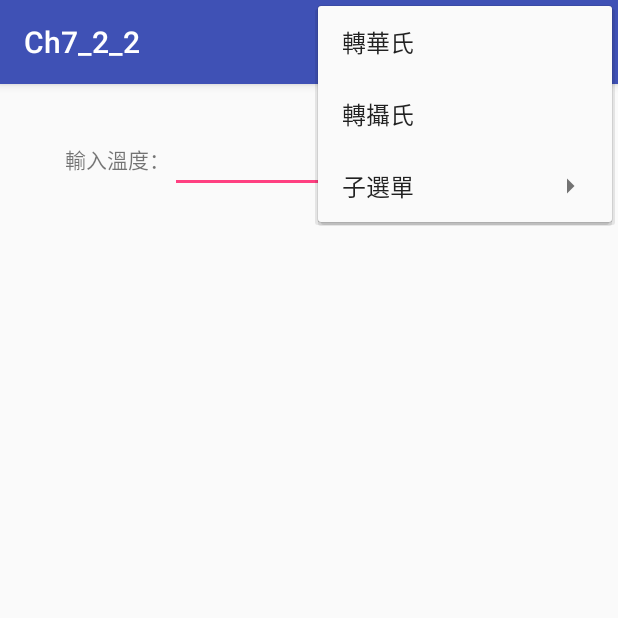
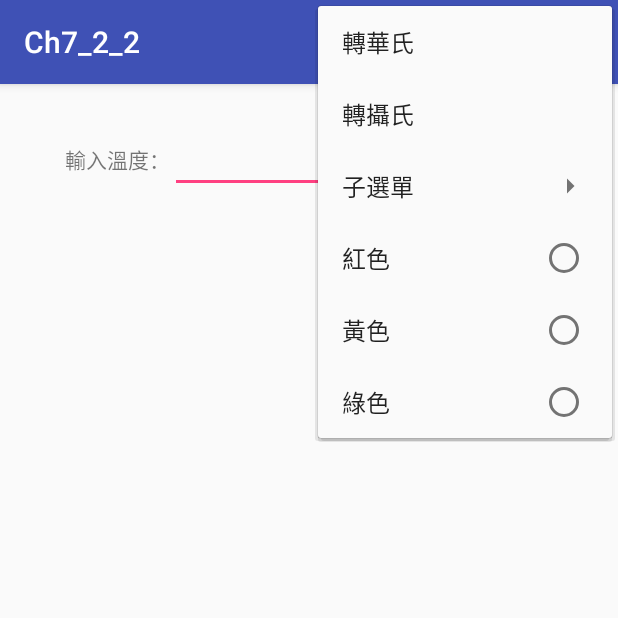
Before and after one commit to 2018Android/Ch7_2_2, an Android app: the screen it shows after launch (MainActivity), with the options menu open, on a phone screen of 412 x 824 dp, the top half of it. Run offline under Robolectric (Android 15) with nearby library versions, the phone set to English and light mode, and no system bars.

```diff
--- a/app/src/main/res/menu/menu_main.xml
+++ b/app/src/main/res/menu/menu_main.xml
@@ -30,4 +30,24 @@
             <item android:id="@+id/subItem2" android:title="子選項2"></item>
         </menu>
     </item>
+    <group android:checkableBehavior="single">
+        <item
+            android:id="@+id/menu_red"
+            android:orderInCategory="1"
+            app:showAsAction="never"
+            android:title="紅色">
+        </item>
+        <item
+            android:id="@+id/menu_yellow"
+            android:orderInCategory="2"
+            app:showAsAction="never"
+            android:title="黃色">
+        </item>
+        <item
+            android:id="@+id/menu_green"
+            android:orderInCategory="3"
+            app:showAsAction="never"
+            android:title="綠色">
+        </item>
+    </group>
 </menu>
```
